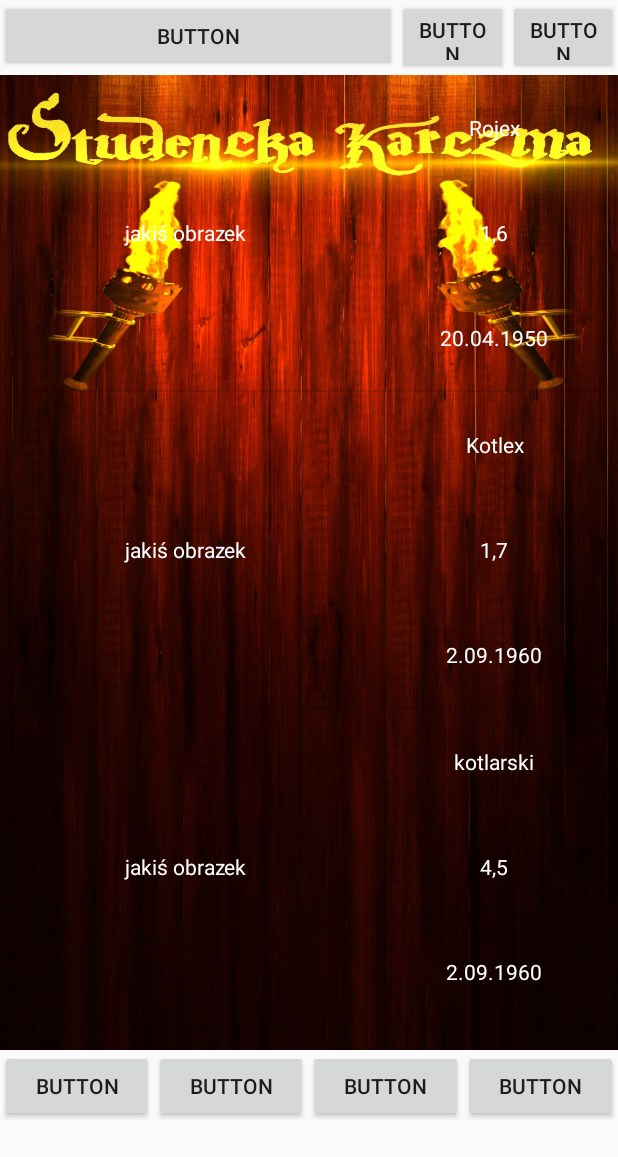
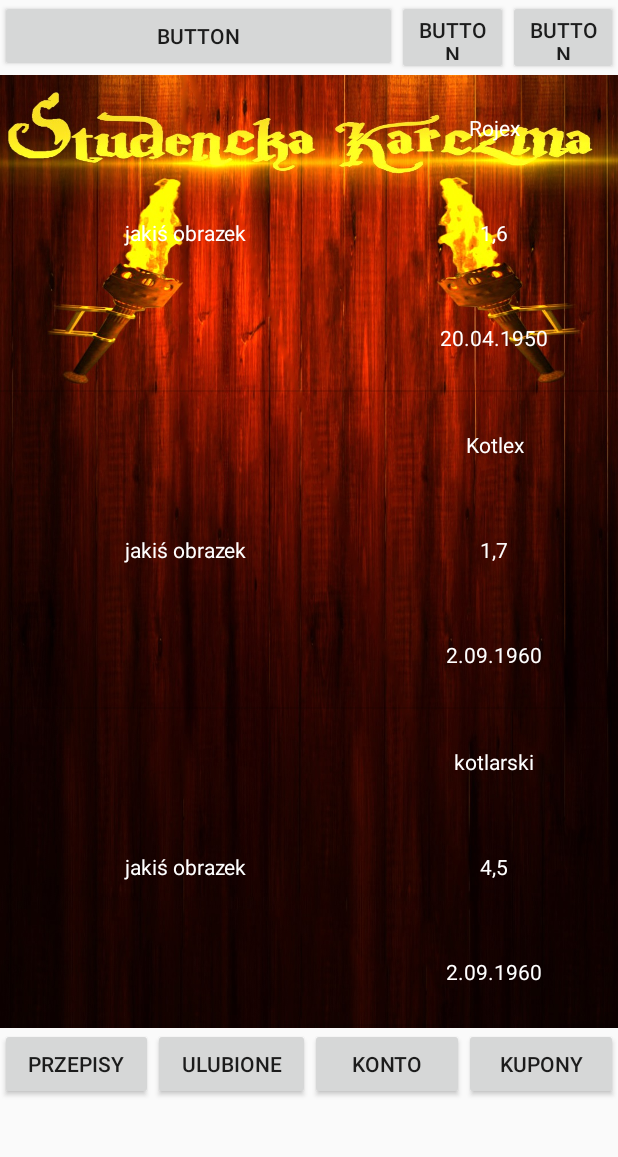
Before and after one commit to anonimowy-uzytkownik/Studencka-Karczma, an Android app: the MainActivity screen opened directly, with no data from a screen before it, on a phone screen of 412 x 824 dp. Shown: the top 1157 px of the screen. Run offline under Robolectric (Android 15) with nearby library versions, the phone set to English and light mode, and no system bars; our stand-ins replace Firebase (no records; nobody signed in at launch, a user with empty details on screens opened directly).

Commit message:
Strona główna przepis

```diff
--- a/app/src/main/AndroidManifest.xml
+++ b/app/src/main/AndroidManifest.xml
@@ -9,6 +9,9 @@
         android:roundIcon="@mipmap/ic_launcher_round"
         android:supportsRtl="true"
         android:theme="@style/AppTheme">
+        <activity android:name=".Kupony"></activity>
+        <activity android:name=".Konto" />
+        <activity android:name=".Ulubione" />
         <activity android:name=".RejestracjaActivity" />
         <activity android:name=".LoginActivity">
             <intent-filter>
--- a/app/src/main/java/com/example/projekt/MainActivity.java
+++ b/app/src/main/java/com/example/projekt/MainActivity.java
@@ -4,8 +4,11 @@ import androidx.annotation.NonNull;
 import androidx.appcompat.app.AppCompatActivity;
 import androidx.recyclerview.widget.RecyclerView;
 
+import android.content.Intent;
 import android.os.Bundle;
+import android.view.View;
 import android.widget.ArrayAdapter;
+import android.widget.Button;
 import android.widget.ListView;
 import android.widget.TextView;
 
@@ -21,12 +24,16 @@ public class MainActivity extends AppCompatActivity {
     public final String [] tablica={"a","a","a","a"};
 
     TextView textViewSkładniki, textViewOpis,textViewTytuł, textViewPrzygotowanie, textViewPorcja;
-    String [] tablica={"a","a","a","a"};
+    Button buttonUlubione,buttonKonto,buttonKupony;
+    //String[] tablica={"a","a","a","a"};
     @Override
     protected void onCreate(Bundle savedInstanceState) {
         super.onCreate(savedInstanceState);
         setContentView(R.layout.activity_main);
         ListView mListView=(ListView) findViewById(R.id.listView1);
+        buttonUlubione=findViewById(R.id.buttonUlubione);
+        buttonKonto=findViewById(R.id.buttonKonto);
+        buttonKupony=findViewById(R.id.buttonKupony);
 
         Przepis ziemniaki=new Przepis("jakiś obrazek","Rojex","1,6","20.04.1950");
         Przepis buraki=new Przepis("jakiś obrazek","Kotlex","1,7","2.09.1960");
@@ -37,6 +44,35 @@ public class MainActivity extends AppCompatActivity {
         przepisList.add(buraki);
         przepisList.add(kotlet);
         przepisList.add(kotlet1);
+
+        buttonUlubione.setOnClickListener(new View.OnClickListener() {
+
+
+            @Override
+            public void onClick(View v) {
+                startActivity(new Intent(MainActivity.this, Ulubione.class));
+            }
+        });
+        buttonKonto.setOnClickListener(new View.OnClickListener() {
+
+
+            @Override
+            public void onClick(View v) {
+                startActivity(new Intent(MainActivity.this, Konto.class));
+            }
+        });
+        buttonKupony.setOnClickListener(new View.OnClickListener() {
+
+
+            @Override
+            public void onClick(View v) {
+                startActivity(new Intent(MainActivity.this, Kupony.class));
+            }
+        });
+
+
+
+
 
        // test
         Query obrazek = FirebaseDatabase.getInstance().getReference().child("przepisy").child("3").limitToLast(3);
@@ -137,5 +173,8 @@ public class MainActivity extends AppCompatActivity {
             public void onCancelled(DatabaseError databaseError) {
                 textViewPrzygotowanie.setText(databaseError.getMessage().toString()); }});
 */
+
+
     }
+
 }
--- a/app/src/main/res/layout/activity_main.xml
+++ b/app/src/main/res/layout/activity_main.xml
@@ -8,9 +8,7 @@
 
     <ScrollView
         android:layout_width="match_parent"
-        android:layout_height="match_parent">
-
-    </ScrollView>
+        android:layout_height="match_parent"/>
 
     <LinearLayout
         android:id="@+id/llinear1"
@@ -49,7 +47,7 @@
     <ListView
         android:id="@+id/listView1"
         android:layout_width="match_parent"
-        android:layout_height="650dp"
+        android:layout_height="635dp"
         android:layout_below="@id/llinear1"
         android:background="@drawable/gotowe" >
 
@@ -63,32 +61,32 @@
 
 
         <Button
-            android:id="@+id/button5"
+            android:id="@+id/buttonPrzepisy"
             android:layout_width="wrap_content"
             android:layout_height="wrap_content"
             android:layout_weight="1"
-            android:text="Button" />
+            android:text="Przepisy" />
 
         <Button
-            android:id="@+id/button6"
+            android:id="@+id/buttonUlubione"
             android:layout_width="wrap_content"
             android:layout_height="wrap_content"
             android:layout_weight="1"
-            android:text="Button" />
+            android:text="Ulubione" />
 
         <Button
-            android:id="@+id/button7"
+            android:id="@+id/buttonKonto"
             android:layout_width="wrap_content"
             android:layout_height="wrap_content"
             android:layout_weight="1"
-            android:text="Button" />
+            android:text="Konto" />
 
         <Button
-            android:id="@+id/button8"
+            android:id="@+id/buttonKupony"
             android:layout_width="wrap_content"
             android:layout_height="wrap_content"
             android:layout_weight="1"
-            android:text="Button" />
+            android:text="Kupony" />
     </LinearLayout>
 
 
```
Also changed, not shown: app/src/main/java/com/example/projekt/Konto.java (added, +14 -0 lines), app/src/main/java/com/example/projekt/Kupony.java (added, +14 -0 lines), app/src/main/java/com/example/projekt/Ulubione.java (added, +16 -0 lines), app/src/main/res/layout/activity_konto.xml (added, +9 -0 lines), app/src/main/res/layout/activity_kupony.xml (added, +9 -0 lines), app/src/main/res/layout/activity_ulubione.xml (added, +9 -0 lines).
